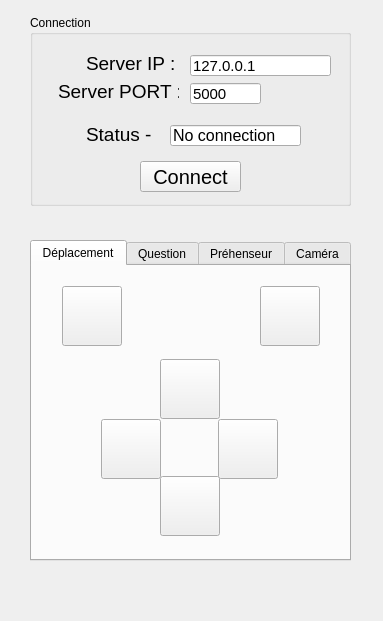
Above: Experiments/RobotControl/ui/QtProject/mainwindow.ui from jsbed/Design-III-Robot before the change. Below: the same form after it.
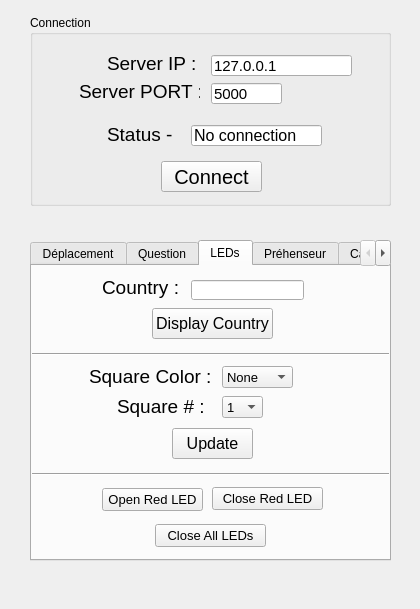
That is the form after the change. The open tabs and pages were chosen to show the change. Icons and pictures are not drawn.

```diff
--- a/Experiments/RobotControl/ui/QtProject/mainwindow.ui
+++ b/Experiments/RobotControl/ui/QtProject/mainwindow.ui
@@ -6,8 +6,8 @@
    <rect>
     <x>0</x>
     <y>0</y>
-    <width>383</width>
-    <height>621</height>
+    <width>420</width>
+    <height>609</height>
    </rect>
   </property>
   <property name="windowTitle">
@@ -25,7 +25,7 @@
      <rect>
       <x>30</x>
       <y>15</y>
-      <width>321</width>
+      <width>361</width>
       <height>191</height>
      </rect>
     </property>
@@ -35,7 +35,7 @@
     <widget class="QLineEdit" name="ip_line_edit">
      <property name="geometry">
       <rect>
-       <x>160</x>
+       <x>181</x>
        <y>40</y>
        <width>141</width>
        <height>21</height>
@@ -53,7 +53,7 @@
     <widget class="QLabel" name="label_2">
      <property name="geometry">
       <rect>
-       <x>28</x>
+       <x>49</x>
        <y>61</y>
        <width>121</width>
        <height>31</height>
@@ -71,7 +71,7 @@
     <widget class="QLineEdit" name="port_line_edit">
      <property name="geometry">
       <rect>
-       <x>160</x>
+       <x>181</x>
        <y>68</y>
        <width>71</width>
        <height>21</height>
@@ -89,7 +89,7 @@
     <widget class="QLabel" name="label">
      <property name="geometry">
       <rect>
-       <x>56</x>
+       <x>77</x>
        <y>33</y>
        <width>91</width>
        <height>31</height>
@@ -107,7 +107,7 @@
     <widget class="QLabel" name="label_4">
      <property name="geometry">
       <rect>
-       <x>56</x>
+       <x>77</x>
        <y>104</y>
        <width>71</width>
        <height>31</height>
@@ -125,7 +125,7 @@
     <widget class="QLineEdit" name="connection_status">
      <property name="geometry">
       <rect>
-       <x>140</x>
+       <x>161</x>
        <y>110</y>
        <width>131</width>
        <height>21</height>
@@ -146,7 +146,7 @@
     <widget class="QPushButton" name="connect_button">
      <property name="geometry">
       <rect>
-       <x>110</x>
+       <x>131</x>
        <y>146</y>
        <width>101</width>
        <height>31</height>
@@ -167,7 +167,7 @@
      <rect>
       <x>30</x>
       <y>240</y>
-      <width>321</width>
+      <width>361</width>
       <height>321</height>
      </rect>
     </property>
@@ -181,7 +181,7 @@
      <widget class="QPushButton" name="rotate_right_button">
       <property name="geometry">
        <rect>
-        <x>30</x>
+        <x>51</x>
         <y>20</y>
         <width>60</width>
         <height>60</height>
@@ -204,7 +204,7 @@
      <widget class="QPushButton" name="up_button">
       <property name="geometry">
        <rect>
-        <x>128</x>
+        <x>149</x>
         <y>93</y>
         <width>60</width>
         <height>60</height>
@@ -227,7 +227,7 @@
      <widget class="QPushButton" name="right_button">
       <property name="geometry">
        <rect>
-        <x>186</x>
+        <x>207</x>
         <y>153</y>
         <width>60</width>
         <height>60</height>
@@ -250,7 +250,7 @@
      <widget class="QPushButton" name="down_button">
       <property name="geometry">
        <rect>
-        <x>128</x>
+        <x>149</x>
         <y>210</y>
         <width>60</width>
         <height>60</height>
@@ -273,7 +273,7 @@
      <widget class="QPushButton" name="left_button">
       <property name="geometry">
        <rect>
-        <x>69</x>
+        <x>90</x>
         <y>153</y>
         <width>60</width>
         <height>60</height>
@@ -296,7 +296,7 @@
      <widget class="QPushButton" name="rotate_left_button">
       <property name="geometry">
        <rect>
-        <x>228</x>
+        <x>249</x>
         <y>20</y>
         <width>60</width>
         <height>60</height>
@@ -336,7 +336,303 @@
        </font>
       </property>
       <property name="text">
-       <string>Requête de question</string>
+       <string>Requête + analyse 
+de question</string>
+      </property>
+     </widget>
+    </widget>
+    <widget class="QWidget" name="tab_5">
+     <attribute name="title">
+      <string>LEDs</string>
+     </attribute>
+     <widget class="QPushButton" name="display_country_button">
+      <property name="geometry">
+       <rect>
+        <x>120</x>
+        <y>42</y>
+        <width>121</width>
+        <height>31</height>
+       </rect>
+      </property>
+      <property name="font">
+       <font>
+        <pointsize>12</pointsize>
+       </font>
+      </property>
+      <property name="text">
+       <string>Display Country</string>
+      </property>
+     </widget>
+     <widget class="QLineEdit" name="led_country_line_edit">
+      <property name="geometry">
+       <rect>
+        <x>159</x>
+        <y>14</y>
+        <width>113</width>
+        <height>20</height>
+       </rect>
+      </property>
+     </widget>
+     <widget class="QLabel" name="label_3">
+      <property name="geometry">
+       <rect>
+        <x>70</x>
+        <y>11</y>
+        <width>81</width>
+        <height>21</height>
+       </rect>
+      </property>
+      <property name="font">
+       <font>
+        <pointsize>14</pointsize>
+       </font>
+      </property>
+      <property name="text">
+       <string>Country :</string>
+      </property>
+     </widget>
+     <widget class="QComboBox" name="square_color_combo_box">
+      <property name="geometry">
+       <rect>
+        <x>190</x>
+        <y>100</y>
+        <width>71</width>
+        <height>22</height>
+       </rect>
+      </property>
+      <property name="font">
+       <font>
+        <pointsize>10</pointsize>
+       </font>
+      </property>
+      <item>
+       <property name="text">
+        <string>None</string>
+       </property>
+      </item>
+      <item>
+       <property name="text">
+        <string>Red</string>
+       </property>
+      </item>
+      <item>
+       <property name="text">
+        <string>Green</string>
+       </property>
+      </item>
+      <item>
+       <property name="text">
+        <string>Blue</string>
+       </property>
+      </item>
+      <item>
+       <property name="text">
+        <string>Yellow</string>
+       </property>
+      </item>
+      <item>
+       <property name="text">
+        <string>White</string>
+       </property>
+      </item>
+      <item>
+       <property name="text">
+        <string>Black</string>
+       </property>
+      </item>
+     </widget>
+     <widget class="QLabel" name="label_5">
+      <property name="geometry">
+       <rect>
+        <x>57</x>
+        <y>100</y>
+        <width>121</width>
+        <height>21</height>
+       </rect>
+      </property>
+      <property name="font">
+       <font>
+        <pointsize>14</pointsize>
+       </font>
+      </property>
+      <property name="text">
+       <string>Square Color :</string>
+      </property>
+     </widget>
+     <widget class="QLabel" name="label_6">
+      <property name="geometry">
+       <rect>
+        <x>85</x>
+        <y>130</y>
+        <width>91</width>
+        <height>21</height>
+       </rect>
+      </property>
+      <property name="font">
+       <font>
+        <pointsize>14</pointsize>
+       </font>
+      </property>
+      <property name="text">
+       <string>Square # :</string>
+      </property>
+     </widget>
+     <widget class="QComboBox" name="square_number_combo_box">
+      <property name="geometry">
+       <rect>
+        <x>190</x>
+        <y>130</y>
+        <width>41</width>
+        <height>22</height>
+       </rect>
+      </property>
+      <property name="font">
+       <font>
+        <pointsize>10</pointsize>
+       </font>
+      </property>
+      <item>
+       <property name="text">
+        <string>1</string>
+       </property>
+      </item>
+      <item>
+       <property name="text">
+        <string>2</string>
+       </property>
+      </item>
+      <item>
+       <property name="text">
+        <string>3</string>
+       </property>
+      </item>
+      <item>
+       <property name="text">
+        <string>4</string>
+       </property>
+      </item>
+      <item>
+       <property name="text">
+        <string>5</string>
+       </property>
+      </item>
+      <item>
+       <property name="text">
+        <string>6</string>
+       </property>
+      </item>
+      <item>
+       <property name="text">
+        <string>7</string>
+       </property>
+      </item>
+      <item>
+       <property name="text">
+        <string>8</string>
+       </property>
+      </item>
+      <item>
+       <property name="text">
+        <string>9</string>
+       </property>
+      </item>
+     </widget>
+     <widget class="QPushButton" name="update_square_button">
+      <property name="geometry">
+       <rect>
+        <x>140</x>
+        <y>162</y>
+        <width>81</width>
+        <height>31</height>
+       </rect>
+      </property>
+      <property name="font">
+       <font>
+        <pointsize>12</pointsize>
+       </font>
+      </property>
+      <property name="text">
+       <string>Update</string>
+      </property>
+     </widget>
+     <widget class="Line" name="line">
+      <property name="geometry">
+       <rect>
+        <x>0</x>
+        <y>80</y>
+        <width>361</width>
+        <height>16</height>
+       </rect>
+      </property>
+      <property name="orientation">
+       <enum>Qt::Horizontal</enum>
+      </property>
+     </widget>
+     <widget class="Line" name="line_2">
+      <property name="geometry">
+       <rect>
+        <x>0</x>
+        <y>198</y>
+        <width>361</width>
+        <height>20</height>
+       </rect>
+      </property>
+      <property name="orientation">
+       <enum>Qt::Horizontal</enum>
+      </property>
+     </widget>
+     <widget class="QPushButton" name="open_red_led_button">
+      <property name="geometry">
+       <rect>
+        <x>70</x>
+        <y>222</y>
+        <width>101</width>
+        <height>23</height>
+       </rect>
+      </property>
+      <property name="font">
+       <font>
+        <pointsize>10</pointsize>
+       </font>
+      </property>
+      <property name="text">
+       <string>Open Red LED</string>
+      </property>
+     </widget>
+     <widget class="QPushButton" name="close_red_led_button">
+      <property name="geometry">
+       <rect>
+        <x>180</x>
+        <y>221</y>
+        <width>111</width>
+        <height>23</height>
+       </rect>
+      </property>
+      <property name="font">
+       <font>
+        <pointsize>10</pointsize>
+       </font>
+      </property>
+      <property name="text">
+       <string>Close Red LED</string>
+      </property>
+     </widget>
+     <widget class="QPushButton" name="close_all_leds_button">
+      <property name="geometry">
+       <rect>
+        <x>123</x>
+        <y>258</y>
+        <width>111</width>
+        <height>23</height>
+       </rect>
+      </property>
+      <property name="font">
+       <font>
+        <pointsize>10</pointsize>
+       </font>
+      </property>
+      <property name="text">
+       <string>Close All LEDs</string>
       </property>
      </widget>
     </widget>
```
Left out of the diff: 78 changed lines with no effect on the pictures.
